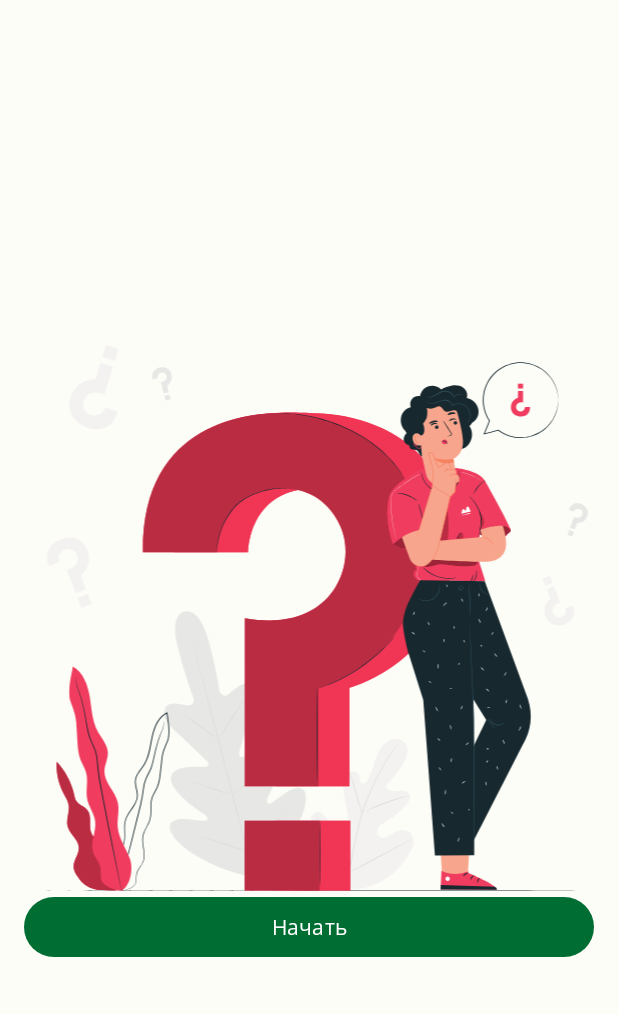
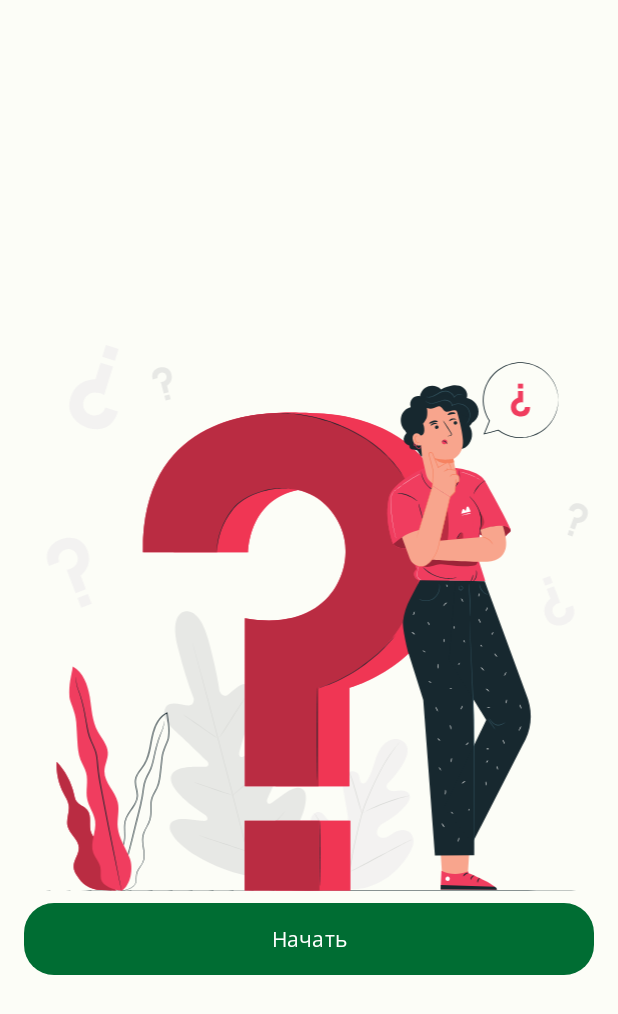
Before and after one commit to igor-rodin/android_dev_1_2022, an Android app: the screen it shows after launch (MainActivity), on a phone screen of 412 x 824 dp. Shown: the top 1014 px of the screen. Run offline under Robolectric (Android 15) with nearby library versions, the phone set to English and light mode, and no system bars.

Commit message:
Add ripple effect to start button

```diff
--- /dev/null
+++ b/m8_quiz_animation/app/src/main/res/drawable/ripple_effect.xml
@@ -0,0 +1,10 @@
+<?xml version="1.0" encoding="utf-8"?>
+<ripple xmlns:android="http://schemas.android.com/apk/res/android"
+    android:color="?attr/colorOnPrimarySurface">
+    <item>
+        <shape android:shape="rectangle">
+            <solid android:color="?attr/colorPrimary"/>
+            <corners android:radius="20dp"/>
+        </shape>
+    </item>
+</ripple>
--- a/m8_quiz_animation/app/src/main/res/layout/fragment_welcome.xml
+++ b/m8_quiz_animation/app/src/main/res/layout/fragment_welcome.xml
@@ -23,6 +23,8 @@
         android:layout_width="0dp"
         android:layout_height="wrap_content"
         android:text="@string/start"
+        android:layout_marginTop="@dimen/middle_pad"
+        android:background="@drawable/ripple_effect"
         app:layout_constraintEnd_toEndOf="parent"
         app:layout_constraintStart_toStartOf="parent"
         app:layout_constraintTop_toBottomOf="@id/welcome_image" />
```
